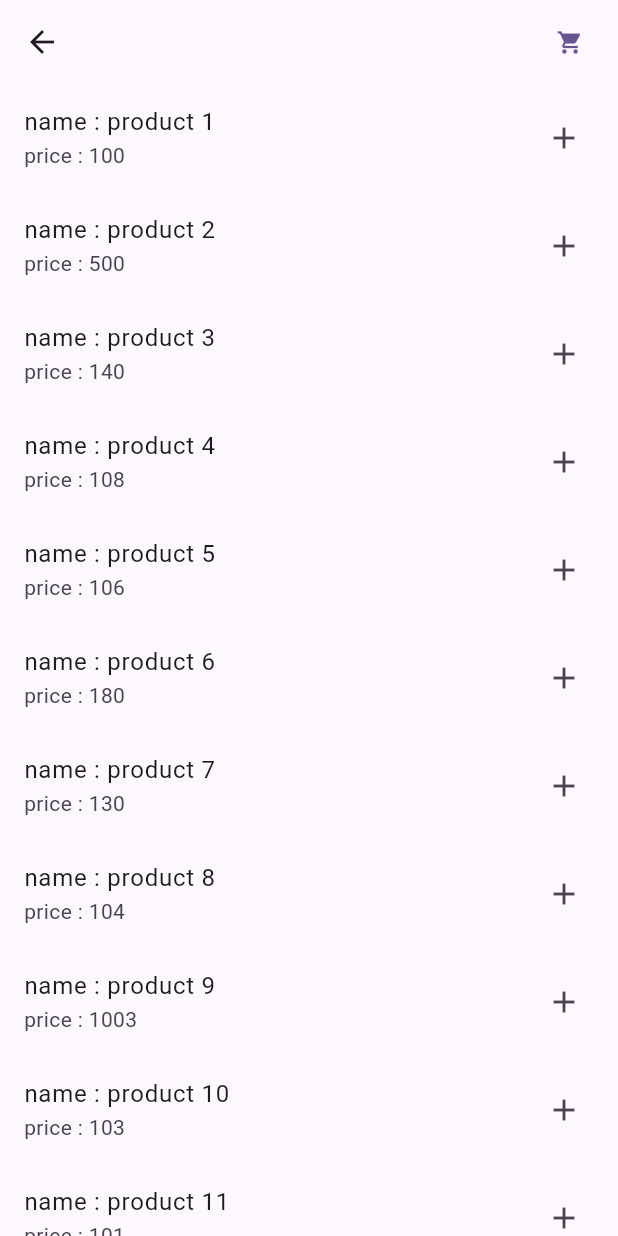
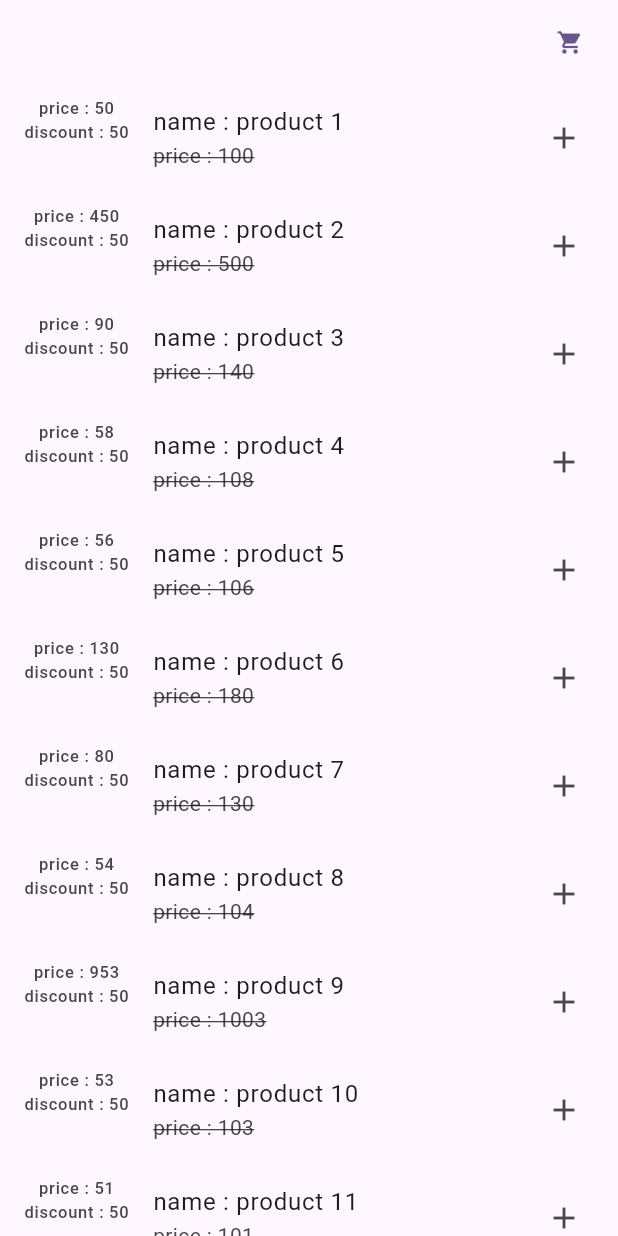
Before and after one commit to javed-khan-developer/flutter_provider_package, a Flutter app: the Products screen opened directly, on a phone screen of 412 x 824 dp. Run offline on Flutter 3.47's test engine with Material 2 defaults, Android fonts, the phone set to English and light mode, and no system bars.

Commit message:
discount added in product

```diff
--- a/lib/provider/cart_provider.dart
+++ b/lib/provider/cart_provider.dart
@@ -6,6 +6,7 @@
   int _totalPrice = 0;
   List<ProductModel> get getAllProduct => _productModel;
   int get totalPrice => _totalPrice;
+
   void addItemToCart(ProductModel productModel) {
     _productModel.add(productModel);
     notifyListeners();
--- a/lib/screens/products/product_model.dart
+++ b/lib/screens/products/product_model.dart
@@ -2,25 +2,27 @@
   int? id;
   String? name;
   int? price;
+  int? discount;
   ProductModel({
     this.id,
     this.name,
     this.price,
+    this.discount,
   });
   static List<ProductModel> products = [
-    ProductModel(id: 1, name: 'product 1', price: 100),
-    ProductModel(id: 2, name: 'product 2', price: 500),
-    ProductModel(id: 3, name: 'product 3', price: 140),
-    ProductModel(id: 4, name: 'product 4', price: 108),
-    ProductModel(id: 5, name: 'product 5', price: 106),
-    ProductModel(id: 6, name: 'product 6', price: 180),
-    ProductModel(id: 7, name: 'product 7', price: 130),
-    ProductModel(id: 8, name: 'product 8', price: 104),
-    ProductModel(id: 9, name: 'product 9', price: 1003),
-    ProductModel(id: 10, name: 'product 10', price: 103),
-    ProductModel(id: 11, name: 'product 11', price: 101),
-    ProductModel(id: 12, name: 'product 12', price: 1007),
-    ProductModel(id: 13, name: 'product 13', price: 100),
-    ProductModel(id: 14, name: 'product 14', price: 2100),
+    ProductModel(id: 1, name: 'product 1', price: 100, discount: 50),
+    ProductModel(id: 2, name: 'product 2', price: 500, discount: 50),
+    ProductModel(id: 3, name: 'product 3', price: 140, discount: 50),
+    ProductModel(id: 4, name: 'product 4', price: 108, discount: 50),
+    ProductModel(id: 5, name: 'product 5', price: 106, discount: 50),
+    ProductModel(id: 6, name: 'product 6', price: 180, discount: 50),
+    ProductModel(id: 7, name: 'product 7', price: 130, discount: 50),
+    ProductModel(id: 8, name: 'product 8', price: 104, discount: 50),
+    ProductModel(id: 9, name: 'product 9', price: 1003, discount: 50),
+    ProductModel(id: 10, name: 'product 10', price: 103, discount: 50),
+    ProductModel(id: 11, name: 'product 11', price: 101, discount: 50),
+    ProductModel(id: 12, name: 'product 12', price: 1007, discount: 50),
+    ProductModel(id: 13, name: 'product 13', price: 100, discount: 50),
+    ProductModel(id: 14, name: 'product 14', price: 2100, discount: 50),
   ];
 }
--- a/lib/screens/products/products.dart
+++ b/lib/screens/products/products.dart
@@ -27,7 +27,16 @@
           return ListTile(
             title: Text('name : ${ProductModel.products[index].name!}'),
             subtitle: Text(
-                'price : ${ProductModel.products[index].price}'.toString()),
+              'price : ${ProductModel.products[index].price}'.toString(),
+              style: const TextStyle(decoration: TextDecoration.lineThrough),
+            ),
+            leading: Column(
+              children: [
+                Text(
+                    'price : ${ProductModel.products[index].price! - ProductModel.products[index].discount!}'),
+                Text('discount : ${ProductModel.products[index].discount!}')
+              ],
+            ),
             trailing: Consumer<CartProvider>(
               builder: (context, value, child) {
                 return InkWell(
--- a/pubspec.yaml
+++ b/pubspec.yaml
@@ -36,6 +36,7 @@
   # Use with the CupertinoIcons class for iOS style icons.
   cupertino_icons: ^1.0.2
   provider: ^6.0.5
+  http: ^1.1.0
 
 dev_dependencies:
   flutter_test:
```
Also changed, not shown: lib/main.dart (+5 -2 lines), lib/provider/auth_provider.dart (added, +35 -0 lines), lib/screens/count.dart (+6 -19 lines), lib/screens/login/login.dart (added, +43 -0 lines), pubspec.lock.
